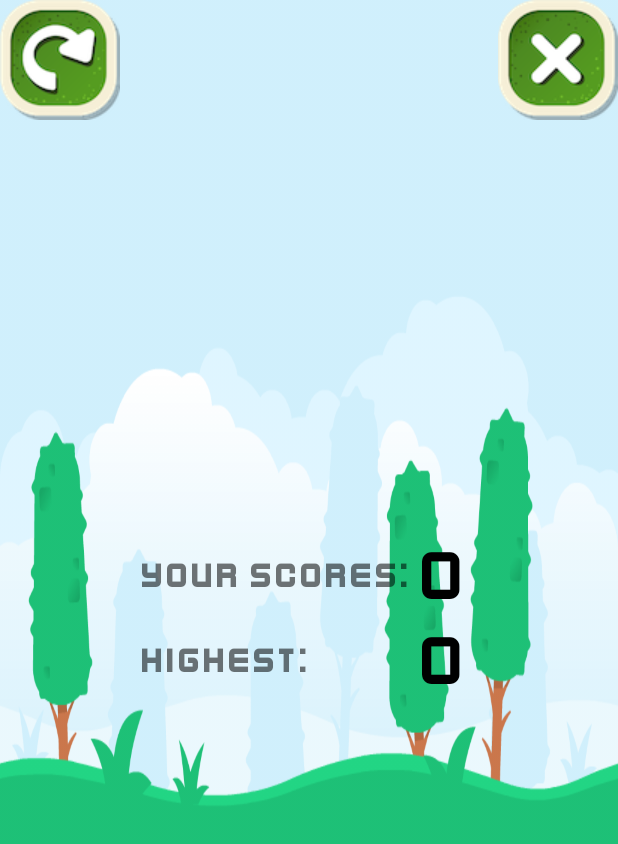
After one commit to TianYouX/Practice-Application, an Android app: the GameOverActivity screen opened directly, with no data from a screen before it, on a phone screen of 412 x 824 dp. The commit adds this screen. Shown: the top 844 px of the screen. Run offline under Robolectric (Android 15) with nearby library versions, the phone set to English and light mode, and no system bars; 1 statement that could not run was skipped.

Commit message:
finish up

```diff
--- a/app/src/main/AndroidManifest.xml
+++ b/app/src/main/AndroidManifest.xml
@@ -12,6 +12,9 @@
         android:supportsRtl="true"
         android:theme="@style/Theme.AppCompat.Light.NoActionBar.FullScreen">
         <activity
+            android:name=".GameOverActivity"
+            android:exported="false" />
+        <activity
             android:name=".MainActivity"
             android:exported="true">
             <intent-filter>
--- /dev/null
+++ b/app/src/main/java/com/example/practiceapplication/GameOverActivity.java
@@ -0,0 +1,56 @@
+package com.example.practiceapplication;
+
+import android.content.Intent;
+import android.content.SharedPreferences;
+import android.os.Bundle;
+import android.view.View;
+import android.widget.ImageView;
+import android.widget.TextView;
+
+import androidx.activity.EdgeToEdge;
+import androidx.appcompat.app.AppCompatActivity;
+import androidx.core.graphics.Insets;
+import androidx.core.view.ViewCompat;
+import androidx.core.view.WindowInsetsCompat;
+
+public class GameOverActivity extends AppCompatActivity {
+
+    TextView tvScore;
+    TextView tvHighest;
+    SharedPreferences sharedPreferences;
+    ImageView ivNewHeight;
+
+    @Override
+    protected void onCreate(Bundle savedInstanceState) {
+        super.onCreate(savedInstanceState);
+        EdgeToEdge.enable(this);
+        setContentView(R.layout.activity_game_over);
+
+        tvScore = findViewById(R.id.tv_scores);
+        tvHighest = findViewById(R.id.tv_highest);
+        ivNewHeight = findViewById(R.id.iv_new_highest);
+
+        int scores = getIntent().getExtras().getInt("scores");
+        tvScore.setText(""+scores);
+        sharedPreferences = getSharedPreferences("my_pref", 0);
+        int highest = sharedPreferences.getInt("highest",0);
+        if (scores > highest){
+            ivNewHeight.setVisibility(View.VISIBLE);
+            highest = scores;
+            SharedPreferences.Editor editor = sharedPreferences.edit();
+            editor.putInt("highest" ,highest);
+            editor.commit();
+        }
+        tvHighest.setText(""+highest);
+    }
+
+    public void restart(View view) {
+        Intent intent = new Intent(GameOverActivity.this, MainActivity.class);
+        startActivity(intent);
+        finish();
+    }
+
+    public void exit(View view) {
+        finish();
+    }
+}
--- a/app/src/main/java/com/example/practiceapplication/GameView.java
+++ b/app/src/main/java/com/example/practiceapplication/GameView.java
@@ -112,7 +112,7 @@ public class GameView extends View {
                 life--;
                 foods.get(i).resetPosition();
                 if(life == 0){
-                    Intent intent = new Intent(context, MainActivity.class);
+                    Intent intent = new Intent(context, GameOverActivity.class);
                     intent.putExtra("scores", scores);
                     context.startActivity(intent);
                     ((Activity) context).finish();
--- /dev/null
+++ b/app/src/main/res/layout/activity_game_over.xml
@@ -0,0 +1,89 @@
+<?xml version="1.0" encoding="utf-8"?>
+<LinearLayout
+    xmlns:android="http://schemas.android.com/apk/res/android"
+    xmlns:tools="http://schemas.android.com/tools"
+    android:layout_width="match_parent"
+    android:layout_height="match_parent"
+    tools:context=".GameOverActivity"
+    android:background="@drawable/background"
+    android:orientation="vertical">
+
+    <LinearLayout
+        android:layout_width="match_parent"
+        android:layout_height="wrap_content"
+        android:orientation="horizontal">
+        <ImageButton
+            android:layout_width="wrap_content"
+            android:layout_height="wrap_content"
+            android:background="@drawable/restart"
+            android:onClick="restart"/>
+        <View
+            android:layout_width="1dp"
+            android:layout_height="match_parent"
+            android:layout_weight="1"/>
+        <ImageButton
+            android:layout_width="wrap_content"
+            android:layout_height="wrap_content"
+            android:background="@drawable/close"
+            android:onClick="exit"/>
+    </LinearLayout>
+
+    <LinearLayout
+        android:layout_width="match_parent"
+        android:layout_height="match_parent"
+        android:gravity="center"
+        android:orientation="vertical">
+        <ImageView
+            android:layout_width="wrap_content"
+            android:layout_height="wrap_content"
+            android:id="@+id/iv_new_highest"
+            android:background="@drawable/prize"
+            android:visibility="gone"/>
+        <TableLayout
+            android:layout_width="wrap_content"
+            android:layout_height="wrap_content">
+            <TableRow
+                android:layout_width="match_parent"
+                android:gravity="center">
+                <TextView
+                    android:layout_width="wrap_content"
+                    android:layout_height="wrap_content"
+                    android:text="Your Scores: "
+                    android:textStyle="bold"
+                    android:fontFamily="@font/kenvector_future"
+                    android:textSize="24sp"/>
+                <TextView
+                    android:id="@+id/tv_scores"
+                    android:layout_width="wrap_content"
+                    android:layout_height="wrap_content"
+                    android:text="100"
+                    android:textSize="50sp"
+                    android:textColor="@color/black"
+                    android:fontFamily="@font/kenvector_future"/>
+            </TableRow>
+            <TableRow
+                android:layout_width="match_parent"
+                android:gravity="center">
+                <TextView
+                    android:layout_width="wrap_content"
+                    android:layout_height="wrap_content"
+                    android:text="Highest: "
+                    android:textStyle="bold"
+                    android:fontFamily="@font/kenvector_future"
+                    android:textSize="24sp"/>
+                <TextView
+                    android:id="@+id/tv_highest"
+                    android:layout_width="wrap_content"
+                    android:layout_height="wrap_content"
+                    android:text="250"
+                    android:textSize="50sp"
+                    android:textColor="@color/black"
+                    android:fontFamily="@font/kenvector_future"/>
+            </TableRow>
+        </TableLayout>
+        <View
+            android:layout_width="1dp"
+            android:layout_height="80dp"/>
+    </LinearLayout>
+
+</LinearLayout>
```
Also changed, not shown: app/src/main/res/drawable/close.png (added), app/src/main/res/drawable/prize.png (added), app/src/main/res/drawable/restart.png (added).
